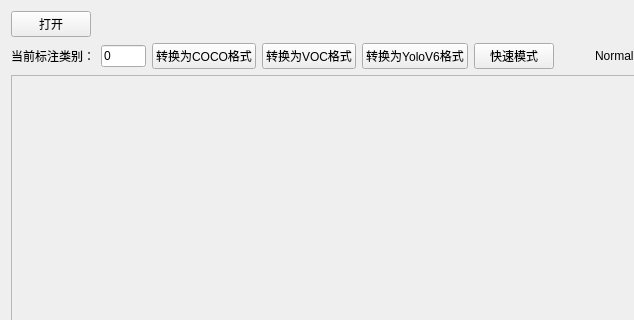
Qt form main_widget.ui (TNTSAYou/labeltool) before a commit; both pictures show x 0 to 634 and y 0 to 320 of the 968 by 651 pixel window.
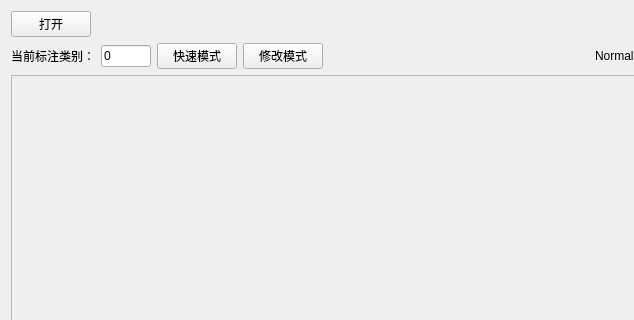
The same form after that commit.

Commit message: 加入修改部分

What changed in the file:
```diff
--- a/main_widget.ui
+++ b/main_widget.ui
@@ -62,7 +62,7 @@
          </property>
         </widget>
        </item>
-       <item>
+       <!-- <item>
         <widget class="QPushButton" name="btn_to_coco">
          <property name="text">
           <string>转换为COCO格式</string>
@@ -82,7 +82,7 @@
           <string>转换为YoloV6格式</string>
          </property>
         </widget>
-       </item>
+       </item> -->
        <item>
         <widget class="QPushButton" name="btn_to_fast">
          <property name="text">
@@ -90,6 +90,13 @@
          </property>
         </widget>
        </item>
+       <item>
+        <widget class="QPushButton" name="btn_to_fixup">
+         <property name="text">
+          <string>修改模式</string>
+         </property>
+        </widget>
+       </item>
        <item>
         <spacer name="horizontalSpacer_2">
          <property name="orientation">
```
The commit also changes 5 other files.
